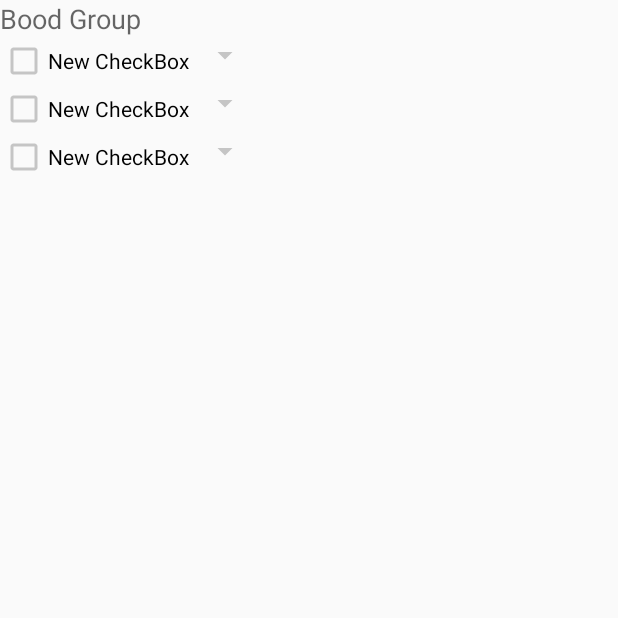
After one commit to aldaboubi/MyApplication, an Android app: the BloodRequestFormActivity screen opened directly, with no data from a screen before it, on a phone screen of 412 x 824 dp, the top half of it. The commit adds this screen. Run offline under Robolectric (Android 15) with nearby library versions, the phone set to English and light mode, and no system bars.

Commit message:
add activity blood_request_form for test

```diff
--- a/app/src/main/AndroidManifest.xml
+++ b/app/src/main/AndroidManifest.xml
@@ -29,7 +29,8 @@
 
         <activity android:name=".r_hospitalActivity" />
         <activity android:name=".RegisterActivity" />
-        <activity android:name=".RecieveActivity"></activity>
+        <activity android:name=".RecieveActivity" />
+        <activity android:name=".BloodRequestFormActivity"></activity>
     </application>
 
 </manifest>
--- /dev/null
+++ b/app/src/main/java/aldaboubi/myapplication/BloodRequestFormActivity.java
@@ -0,0 +1,13 @@
+package aldaboubi.myapplication;
+
+import android.support.v7.app.AppCompatActivity;
+import android.os.Bundle;
+
+public class BloodRequestFormActivity extends AppCompatActivity {
+
+    @Override
+    protected void onCreate(Bundle savedInstanceState) {
+        super.onCreate(savedInstanceState);
+        setContentView(R.layout.activity_blood_request_form);
+    }
+}
--- /dev/null
+++ b/app/src/main/res/layout/activity_blood_request_form.xml
@@ -0,0 +1,64 @@
+<?xml version="1.0" encoding="utf-8"?>
+<TableLayout xmlns:android="http://schemas.android.com/apk/res/android"
+    xmlns:tools="http://schemas.android.com/tools"
+    android:layout_width="match_parent"
+    android:layout_height="match_parent"
+    android:orientation="vertical"
+    tools:context="aldaboubi.myapplication.BloodRequestFormActivity">
+
+    <TextView
+        android:layout_width="wrap_content"
+        android:layout_height="wrap_content"
+        android:textAppearance="?android:attr/textAppearanceMedium"
+        android:id="@+id/textView2"
+        android:hint="Bood Group" />
+
+    <TableRow
+        android:layout_width="match_parent"
+        android:layout_height="match_parent">
+
+        <CheckBox
+            android:layout_width="wrap_content"
+            android:layout_height="wrap_content"
+            android:text="New CheckBox"
+            android:id="@+id/checkBox2" />
+
+        <Spinner
+            android:layout_width="wrap_content"
+            android:layout_height="wrap_content"
+            android:id="@+id/spinner" />
+    </TableRow>
+
+    <TableRow
+        android:layout_width="match_parent"
+        android:layout_height="match_parent">
+
+        <CheckBox
+            android:layout_width="wrap_content"
+            android:layout_height="wrap_content"
+            android:text="New CheckBox"
+            android:id="@+id/checkBox3" />
+
+        <Spinner
+            android:layout_width="wrap_content"
+            android:layout_height="wrap_content"
+            android:id="@+id/spinner2" />
+    </TableRow>
+
+    <TableRow
+        android:layout_width="match_parent"
+        android:layout_height="match_parent">
+
+        <CheckBox
+            android:layout_width="wrap_content"
+            android:layout_height="wrap_content"
+            android:text="New CheckBox"
+            android:id="@+id/checkBox4" />
+
+        <Spinner
+            android:layout_width="wrap_content"
+            android:layout_height="wrap_content"
+            android:id="@+id/spinner3" />
+    </TableRow>
+
+</TableLayout>
--- a/app/src/main/res/values/strings.xml
+++ b/app/src/main/res/values/strings.xml
@@ -22,5 +22,4 @@
     </string-array>
 
 
-
 </resources>
```
